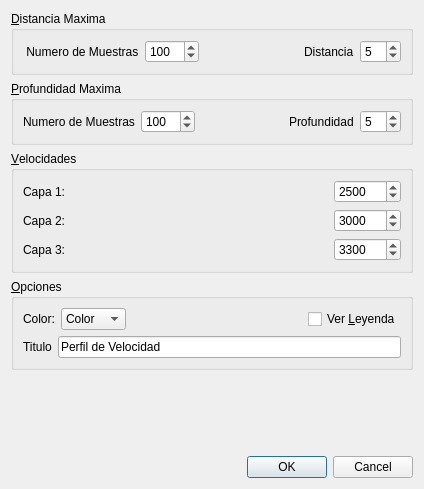
Old version of the form Dialogs/modelparams.ui in the repository edvelezg/viper-sugui.
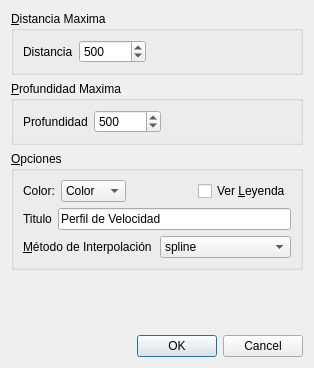
New version of the form.

Patch:
```diff
--- a/Dialogs/modelparams.ui
+++ b/Dialogs/modelparams.ui
@@ -8,57 +8,21 @@
    <rect>
     <x>0</x>
     <y>0</y>
-    <width>424</width>
-    <height>489</height>
+    <width>314</width>
+    <height>368</height>
    </rect>
   </property>
   <property name="windowTitle" >
    <string>Modelo de Velocidad</string>
   </property>
-  <layout class="QGridLayout" name="gridLayout_4" >
-   <item row="0" column="0" >
+  <layout class="QVBoxLayout" name="verticalLayout" >
+   <item>
     <widget class="QGroupBox" name="groupBox_2" >
      <property name="title" >
       <string>&amp;Distancia Maxima</string>
      </property>
      <layout class="QGridLayout" name="gridLayout_3" >
       <item row="0" column="0" >
-       <widget class="QLabel" name="label_3" >
-        <property name="text" >
-         <string> Numero de Muestras</string>
-        </property>
-        <property name="buddy" >
-         <cstring>xsSpinBox</cstring>
-        </property>
-       </widget>
-      </item>
-      <item row="0" column="1" >
-       <widget class="QSpinBox" name="sbN1" >
-        <property name="maximum" >
-         <number>1000</number>
-        </property>
-        <property name="singleStep" >
-         <number>10</number>
-        </property>
-        <property name="value" >
-         <number>100</number>
-        </property>
-       </widget>
-      </item>
-      <item row="0" column="2" >
-       <spacer name="horizontalSpacer" >
-        <property name="orientation" >
-         <enum>Qt::Horizontal</enum>
-        </property>
-        <property name="sizeHint" stdset="0" >
-         <size>
-          <width>11</width>
-          <height>14</height>
-         </size>
-        </property>
-       </spacer>
-      </item>
-      <item row="0" column="3" >
        <widget class="QLabel" name="label_4" >
         <property name="text" >
          <string>Distancia</string>
@@ -68,65 +32,45 @@
         </property>
        </widget>
       </item>
-      <item row="0" column="4" >
-       <widget class="QSpinBox" name="sbD1" >
+      <item row="0" column="1" >
+       <widget class="QSpinBox" name="sbDistance" >
+        <property name="minimum" >
+         <number>10</number>
+        </property>
         <property name="maximum" >
-         <number>50</number>
+         <number>9999999</number>
         </property>
         <property name="singleStep" >
          <number>1</number>
         </property>
         <property name="value" >
-         <number>5</number>
+         <number>500</number>
         </property>
        </widget>
       </item>
+      <item row="0" column="2" >
+       <spacer name="horizontalSpacer" >
+        <property name="orientation" >
+         <enum>Qt::Horizontal</enum>
+        </property>
+        <property name="sizeHint" stdset="0" >
+         <size>
+          <width>40</width>
+          <height>20</height>
+         </size>
+        </property>
+       </spacer>
+      </item>
      </layout>
     </widget>
    </item>
-   <item row="1" column="0" >
+   <item>
     <widget class="QGroupBox" name="groupBox_4" >
      <property name="title" >
       <string>&amp;Profundidad Maxima</string>
      </property>
      <layout class="QGridLayout" name="gridLayout_2" >
       <item row="0" column="0" >
-       <widget class="QLabel" name="label_5" >
-        <property name="text" >
-         <string>Numero de Muestras</string>
-        </property>
-        <property name="buddy" >
-         <cstring>xsSpinBox</cstring>
-        </property>
-       </widget>
-      </item>
-      <item row="0" column="1" >
-       <widget class="QSpinBox" name="sbN2" >
-        <property name="maximum" >
-         <number>1000</number>
-        </property>
-        <property name="singleStep" >
-         <number>10</number>
-        </property>
-        <property name="value" >
-         <number>100</number>
-        </property>
-       </widget>
-      </item>
-      <item row="0" column="2" >
-       <spacer name="horizontalSpacer_2" >
-        <property name="orientation" >
-         <enum>Qt::Horizontal</enum>
-        </property>
-        <property name="sizeHint" stdset="0" >
-         <size>
-          <width>13</width>
-          <height>17</height>
-         </size>
-        </property>
-       </spacer>
-      </item>
-      <item row="0" column="3" >
        <widget class="QLabel" name="label_6" >
         <property name="text" >
          <string>Profundidad</string>
@@ -136,152 +80,39 @@
         </property>
        </widget>
       </item>
-      <item row="0" column="4" >
-       <widget class="QSpinBox" name="sbD2" >
+      <item row="0" column="1" >
+       <widget class="QSpinBox" name="sbDepth" >
+        <property name="minimum" >
+         <number>10</number>
+        </property>
         <property name="maximum" >
-         <number>50</number>
+         <number>9999999</number>
         </property>
         <property name="singleStep" >
          <number>1</number>
         </property>
         <property name="value" >
-         <number>5</number>
+         <number>500</number>
         </property>
        </widget>
       </item>
-     </layout>
-    </widget>
-   </item>
-   <item row="2" column="0" >
-    <widget class="QGroupBox" name="groupBox" >
-     <property name="title" >
-      <string>&amp;Velocidades</string>
-     </property>
-     <layout class="QGridLayout" name="gridLayout_5" >
-      <item row="0" column="0" >
-       <layout class="QHBoxLayout" name="horizontalLayout" >
-        <item>
-         <widget class="QLabel" name="label" >
-          <property name="text" >
-           <string>Capa 1:</string>
-          </property>
-         </widget>
-        </item>
-        <item>
-         <spacer name="horizontalSpacer_3" >
-          <property name="orientation" >
-           <enum>Qt::Horizontal</enum>
-          </property>
-          <property name="sizeHint" stdset="0" >
-           <size>
-            <width>40</width>
-            <height>20</height>
-           </size>
-          </property>
-         </spacer>
-        </item>
-        <item>
-         <widget class="QSpinBox" name="sbVel1" >
-          <property name="minimum" >
-           <number>100</number>
-          </property>
-          <property name="maximum" >
-           <number>100000</number>
-          </property>
-          <property name="singleStep" >
-           <number>100</number>
-          </property>
-          <property name="value" >
-           <number>2500</number>
-          </property>
-         </widget>
-        </item>
-       </layout>
+      <item row="0" column="2" >
+       <spacer name="horizontalSpacer_2" >
+        <property name="orientation" >
+         <enum>Qt::Horizontal</enum>
+        </property>
+        <property name="sizeHint" stdset="0" >
+         <size>
+          <width>40</width>
+          <height>20</height>
+         </size>
+        </property>
+       </spacer>
       </item>
-      <item row="1" column="0" >
-       <layout class="QHBoxLayout" name="horizontalLayout_2" >
-        <item>
-         <widget class="QLabel" name="label_2" >
-          <property name="text" >
-           <string>Capa 2:</string>
-          </property>
-         </widget>
-        </item>
-        <item>
-         <spacer name="horizontalSpacer_4" >
-          <property name="orientation" >
-           <enum>Qt::Horizontal</enum>
-          </property>
-          <property name="sizeHint" stdset="0" >
-           <size>
-            <width>40</width>
-            <height>20</height>
-           </size>
-          </property>
-         </spacer>
-        </item>
-        <item>
-         <widget class="QSpinBox" name="sbVel2" >
-          <property name="minimum" >
-           <number>100</number>
-          </property>
-          <property name="maximum" >
-           <number>100000</number>
-          </property>
-          <property name="singleStep" >
-           <number>100</number>
-          </property>
-          <property name="value" >
-           <number>3000</number>
-          </property>
-         </widget>
-        </item>
-       </layout>
-      </item>
-      <item row="2" column="0" >
-       <layout class="QHBoxLayout" name="horizontalLayout_3" >
-        <item>
-         <widget class="QLabel" name="label_7" >
-          <property name="text" >
-           <string>Capa 3:</string>
-          </property>
-         </widget>
-        </item>
-        <item>
-         <spacer name="horizontalSpacer_5" >
-          <property name="orientation" >
-           <enum>Qt::Horizontal</enum>
-          </property>
-          <property name="sizeHint" stdset="0" >
-           <size>
-            <width>40</width>
-            <height>20</height>
-           </size>
-          </property>
-         </spacer>
-        </item>
-        <item>
-         <widget class="QSpinBox" name="sbVel3" >
-          <property name="minimum" >
-           <number>100</number>
-          </property>
-          <property name="maximum" >
-           <number>100000</number>
-          </property>
-          <property name="singleStep" >
-           <number>100</number>
-          </property>
-          <property name="value" >
-           <number>3300</number>
-          </property>
-         </widget>
-        </item>
-       </layout>
-      </item>
      </layout>
     </widget>
    </item>
-   <item row="3" column="0" >
+   <item>
     <widget class="QGroupBox" name="groupBox_3" >
      <property name="title" >
       <string>&amp;Opciones</string>
@@ -350,10 +181,48 @@
         </item>
        </layout>
       </item>
+      <item row="2" column="0" >
+       <layout class="QHBoxLayout" name="horizontalLayout" >
+        <item>
+         <widget class="QLabel" name="label_10" >
+          <property name="text" >
+           <string>&amp;Método de Interpolación</string>
+          </property>
+          <property name="buddy" >
+           <cstring>cbMethod</cstring>
+          </property>
+         </widget>
+        </item>
+        <item>
+         <widget class="QComboBox" name="cbMethod" >
+          <item>
+           <property name="text" >
+            <string>spline</string>
+           </property>
+          </item>
+          <item>
+           <property name="text" >
+            <string>linear</string>
+           </property>
+          </item>
+          <item>
+           <property name="text" >
+            <string>mono</string>
+           </property>
+          </item>
+          <item>
+           <property name="text" >
+            <string>akima</string>
+           </property>
+          </item>
+         </widget>
+        </item>
+       </layout>
+      </item>
      </layout>
     </widget>
    </item>
-   <item row="4" column="0" >
+   <item>
     <spacer name="verticalSpacer" >
      <property name="orientation" >
       <enum>Qt::Vertical</enum>
@@ -366,7 +235,7 @@
      </property>
     </spacer>
    </item>
-   <item row="5" column="0" >
+   <item>
     <widget class="QDialogButtonBox" name="buttonBox" >
      <property name="standardButtons" >
       <set>QDialogButtonBox::Cancel|QDialogButtonBox::Ok</set>
```
Left out of the diff: 5 changed lines with no effect on the pictures.
